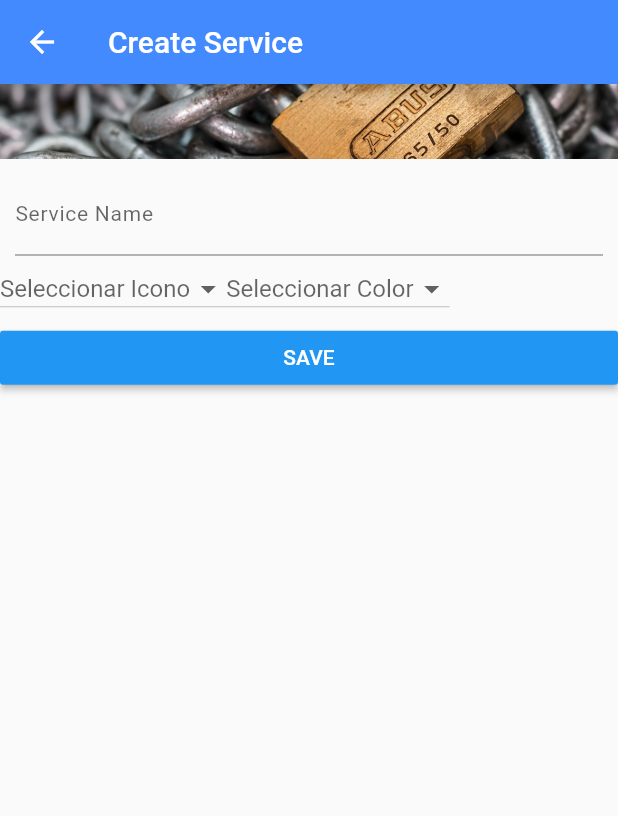
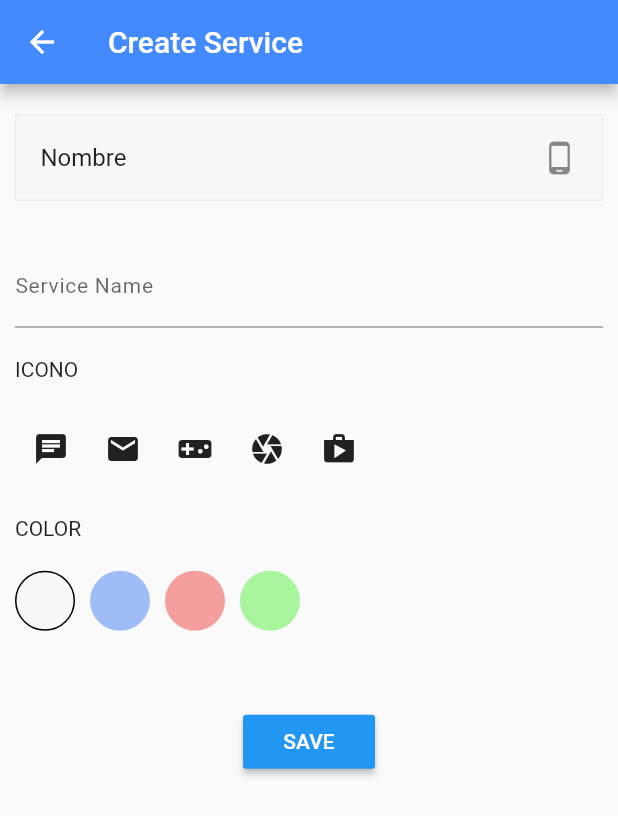
Before and after one commit to JordiiVidal/SaveZone, a Flutter app: the screen it shows after launch, after a tap on the "add" icon, on a phone screen of 412 x 824 dp. Shown: the top 816 px of the screen. Run offline on Flutter 3.47's test engine with Material 2 defaults, Android fonts, the phone set to English and light mode, and no system bars.

Commit message:
service create functionalities

```diff
--- a/lib/main.dart
+++ b/lib/main.dart
@@ -19,12 +19,33 @@ class MyApp extends StatefulWidget {
 class _MyAppState extends State<MyApp> {
 
   List<Account> _accounts = [];
+  int getColorHexFromStr(String colorStr) {
+    colorStr = "FF" + colorStr;
+    colorStr = colorStr.replaceAll("#", "");
+    int val = 0;
+    int len = colorStr.length;
+    for (int i = 0; i < len; i++) {
+      int hexDigit = colorStr.codeUnitAt(i);
+      if (hexDigit >= 48 && hexDigit <= 57) {
+        val += (hexDigit - 48) * (1 << (4 * (len - 1 - i)));
+      } else if (hexDigit >= 65 && hexDigit <= 70) {
+        // A..F
+        val += (hexDigit - 55) * (1 << (4 * (len - 1 - i)));
+      } else if (hexDigit >= 97 && hexDigit <= 102) {
+        // a..f
+        val += (hexDigit - 87) * (1 << (4 * (len - 1 - i)));
+      } else {
+        throw new FormatException("An error occurred when converting a color");
+      }
+    }
+    return val;
+  }
   List<Service> _services = [
-    Service(name: 'Gmail', icon: Icon(Icons.email), colors: Colors.red),
-    Service(name: 'Facebook', icon: Icon(Icons.chat), colors: Colors.blue),
-    Service(name: 'Instagram', icon: Icon(Icons.photo_camera), colors: Colors.brown),
-    Service(name: 'Amazon', icon: Icon(Icons.shopping_cart), colors: Colors.yellow),
-    Service(name: 'Outlook', icon: Icon(Icons.email), colors: Colors.blue)
+    Service(name: 'Gmail', icon: Icons.email, color: 1),
+    Service(name: 'Facebook', icon: Icons.chat, color: 1),
+    Service(name: 'Instagram', icon: Icons.photo_camera, color: 1),
+    Service(name: 'Amazon', icon: Icons.shopping_cart, color: 1),
+    Service(name: 'Outlook', icon: Icons.email, color: 1)
   ];
 
   void _addService(Service service) {
--- a/lib/models/service.dart
+++ b/lib/models/service.dart
@@ -3,9 +3,9 @@ import 'package:flutter/material.dart';
 class Service{
 
   final String name;
-  final Icon icon;
-  final MaterialColor colors;
+  final IconData icon;
+  final int color;
 
-  Service({@required this.name, @required this.icon,@required this.colors});
+  Service({@required this.name, @required this.icon,@required this.color});
 
 }
--- a/lib/pages/homepage.dart
+++ b/lib/pages/homepage.dart
@@ -18,10 +18,6 @@ class HomePage extends StatelessWidget {
           UserAccountsDrawerHeader(
             decoration: BoxDecoration(
               color: Colors.blueGrey,
-              /*image: DecorationImage(
-                    image: ExactAssetImage('assets/lock.jpg'),
-                    fit: BoxFit.cover,
-                  ),*/
             ),
             accountName: Text('Jordi'),
             accountEmail: Text('jordividal1997@gmail.com'),
@@ -34,21 +30,6 @@ class HomePage extends StatelessWidget {
             ),
           ),
           ServiceManger(services),
-          Divider(),
-          Container(
-            color: Colors.blueGrey,
-            padding: EdgeInsets.fromLTRB(10.0, 0.0, 10.0, 0.0),
-            child: Row(
-              mainAxisAlignment: MainAxisAlignment.spaceBetween,
-              children: <Widget>[
-                Text(
-                  'Cerrar',
-                  style: TextStyle(color: Colors.white),
-                ),
-                CloseButton()
-              ],
-            ),
-          ),
         ],
       ),
     );
--- a/lib/pages/service_create.dart
+++ b/lib/pages/service_create.dart
@@ -1,8 +1,8 @@
 import 'package:flutter/material.dart';
-import '../models/account.dart';
 import '../models/service.dart';
 
 class ServiceCreatePage extends StatefulWidget {
+
   final Function addService;
 
   ServiceCreatePage(this.addService);
@@ -15,23 +15,178 @@ class ServiceCreatePage extends StatefulWidget {
 }
 
 class _ServiceCreatePage extends State<ServiceCreatePage> {
-  String _service;
-  String _nameValue;
-  Icon _icon;
-  CircleAvatar _color;
-  List<Icon> icons = <Icon>[
-    const Icon(Icons.add_a_photo),
-    const Icon(Icons.dashboard),
-    const Icon(Icons.gamepad),
-  ];
-  List<CircleAvatar> colors = <CircleAvatar>[
-    const CircleAvatar(
-      backgroundColor: Colors.red,
+  String _nameService;
+  IconData _icon;
+  int _color;
+
+  int getColorHexFromStr(String colorStr) {
+    colorStr = "FF" + colorStr;
+    colorStr = colorStr.replaceAll("#", "");
+    int val = 0;
+    int len = colorStr.length;
+    for (int i = 0; i < len; i++) {
+      int hexDigit = colorStr.codeUnitAt(i);
+      if (hexDigit >= 48 && hexDigit <= 57) {
+        val += (hexDigit - 48) * (1 << (4 * (len - 1 - i)));
+      } else if (hexDigit >= 65 && hexDigit <= 70) {
+        // A..F
+        val += (hexDigit - 55) * (1 << (4 * (len - 1 - i)));
+      } else if (hexDigit >= 97 && hexDigit <= 102) {
+        // a..f
+        val += (hexDigit - 87) * (1 << (4 * (len - 1 - i)));
+      } else {
+        throw new FormatException("An error occurred when converting a color");
+      }
+    }
+    return val;
+  }
+
+  Widget _iconBuild() {
+    return Container(
+      margin: EdgeInsets.all(10.0),
+      height: 50.0,
+      child: ListView(
+        scrollDirection: Axis.horizontal,
+        children: <Widget>[
+          IconButton(
+            icon: Icon(Icons.chat),
+            padding: EdgeInsets.all(10.0),
+            onPressed: () {
+              setState(() {
+                _icon = Icons.chat;
+              });
+            },
           ),
-    const CircleAvatar(
-      backgroundColor: Colors.blue,
+          IconButton(
+            icon: Icon(Icons.email),
+            padding: EdgeInsets.all(10.0),
+            onPressed: () {
+              setState(() {
+                _icon = Icons.email;
+              });
+            },
+          ),
+          IconButton(
+            icon: Icon(Icons.videogame_asset),
+            padding: EdgeInsets.all(10.0),
+            onPressed: () {
+              setState(() {
+                _icon = Icons.videogame_asset;
+              });
+            },
+          ),
+          IconButton(
+            icon: Icon(Icons.camera),
+            padding: EdgeInsets.all(10.0),
+            onPressed: () {
+              setState(() {
+                _icon = Icons.camera;
+              });
+            },
+          ),
+          IconButton(
+            icon: Icon(Icons.shop),
+            padding: EdgeInsets.all(10.0),
+            onPressed: () {
+              setState(() {
+                _icon = Icons.shop;
+              });
+            },
           )
-  ];
+        ],
+      ),
+    );
+  }
+
+  Widget _colorBuild() {
+    return Container(
+      margin: EdgeInsets.all(10.0),
+      height: 40.0,
+      child: ListView(
+        scrollDirection: Axis.horizontal,
+        children: <Widget>[
+          GestureDetector(
+            onTap: () {
+              setState(() {
+                _color = getColorHexFromStr('#f7f7f7');
+              });
+            },
+            child: Container(
+              width: 40.0,
+              height: 40.0,
+              decoration: BoxDecoration(
+                border: Border.all(color: Colors.black,),
+                borderRadius: BorderRadius.circular(20.0),
+                color: Color(
+                  getColorHexFromStr('#f7f7f7'),
+                ),
+              ),
+            ),
+          ),
+          SizedBox(
+            width: 10.0,
+          ),
+          GestureDetector(
+            onTap: () {
+              setState(() {
+                _color = getColorHexFromStr('#9ebcf5');
+              });
+            },
+            child: Container(
+              width: 40.0,
+              height: 40.0,
+              decoration: BoxDecoration(
+                borderRadius: BorderRadius.circular(20.0),
+                color: Color(
+                  getColorHexFromStr('#9ebcf5'),
+                ),
+              ),
+            ),
+          ),
+          SizedBox(
+            width: 10.0,
+          ),
+          GestureDetector(
+            onTap: () {
+              setState(() {
+                _color = getColorHexFromStr('#f59e9e');
+              });
+            },
+            child: Container(
+              width: 40.0,
+              height: 40.0,
+              decoration: BoxDecoration(
+                borderRadius: BorderRadius.circular(20.0),
+                color: Color(
+                  getColorHexFromStr('#f59e9e'),
+                ),
+              ),
+            ),
+          ),
+           SizedBox(
+            width: 10.0,
+          ),
+          GestureDetector(
+            onTap: () {
+              setState(() {
+                _color = getColorHexFromStr('#a8f59e');
+              });
+            },
+            child: Container(
+              width: 40.0,
+              height: 40.0,
+              decoration: BoxDecoration(
+                borderRadius: BorderRadius.circular(20.0),
+                color: Color(
+                  getColorHexFromStr('#a8f59e'),
+                ),
+              ),
+            ),
+          ),
+        ],
+      ),
+    );
+  }
 
   @override
   Widget build(BuildContext context) {
@@ -44,13 +199,42 @@ class _ServiceCreatePage extends State<ServiceCreatePage> {
         child: ListView(
           children: <Widget>[
             Container(
-              child: null,
-              height: 50.0,
               decoration: BoxDecoration(
-                image: new DecorationImage(
-                  image: new AssetImage("assets/lock.jpg"),
-                  fit: BoxFit.cover,
+                color: Color(
+                   _color == null ? getColorHexFromStr('#f7f7f7') : _color,
                 ),
+                border: Border(
+                  bottom: BorderSide(
+                    color: Color(
+                      getColorHexFromStr('#ededed'),
+                    ),
+                  ),
+                  left: BorderSide(
+                    color: Color(
+                      getColorHexFromStr('#ededed'),
+                    ),
+                  ),
+                  top: BorderSide(
+                    color: Color(
+                      getColorHexFromStr('#ededed'),
+                    ),
+                  ),
+                  right: BorderSide(
+                    color: Color(
+                      getColorHexFromStr('#ededed'),
+                    ),
+                  ),
+                ),
+              ),
+              margin: EdgeInsets.fromLTRB(10.0, 20.0, 10.0, 20.0),
+              child: ListTile(
+                title: Text(
+                  _nameService == null ? 'Nombre' : _nameService,
+                ),
+                trailing: Icon(
+                  _icon == null ? Icons.phone_android : _icon,
+                ),
+                onTap: () => {},
               ),
             ),
             Container(
@@ -66,54 +250,27 @@ class _ServiceCreatePage extends State<ServiceCreatePage> {
                 ),
                 onChanged: (String value) {
                   setState(() {
-                    _nameValue = value;
+                    _nameService = value;
                   });
                 },
               ),
             ),
-            Container(
-              child: Row(
+            Padding(
+              padding: EdgeInsets.all(10.0),
+              child: Text('ICONO'),
+            ),
+            _iconBuild(),
+            Padding(
+              padding: EdgeInsets.all(10.0),
+              child: Text('COLOR'),
+            ),
+            _colorBuild(),
+            SizedBox(
+              height: 40.0,
+            ),
+            Row(
+              mainAxisAlignment: MainAxisAlignment.center,
               children: <Widget>[
-                  DropdownButton<Icon>(
-                    isDense: true,
-                    hint: Text('Seleccionar Icono'),
-                    items: icons.map((Icon icon) {
-                      return DropdownMenuItem<Icon>(
-                        value: icon,
-                        child: icon,
-                      );
-                    }).toList(),
-                    onChanged: (Icon icon) {
-                      setState(() {
-                        if (icon != _icon) {
-                          _icon = icon;
-                        }
-                      });
-                    },
-                    value: _icon == null ? null : _icon,
-                  ),
-                  DropdownButton<CircleAvatar>(
-                    isDense: true,
-                    onChanged: (CircleAvatar color) {
-                      setState(() {
-                        _color = color;
-                      });
-                    },
-                    hint: Text('Seleccionar Color'),
-                    value: _color == null ? null : _color,
-                    items: colors.map((CircleAvatar color) {
-                      return DropdownMenuItem<CircleAvatar>(
-                        value: color,
-                        child: color,
-                      );
-                    }).toList(),
-                  ),
-                ],
-              ),
-            ),
-            SizedBox(
-              height: 10.0,
-            ),
                 RaisedButton(
                   child: Text(
                     'SAVE',
@@ -122,13 +279,17 @@ class _ServiceCreatePage extends State<ServiceCreatePage> {
                   color: Theme.of(context).accentColor,
                   onPressed: () {
                     final Service service = Service(
-                  name: _nameValue,
+                      name: _nameService,
+                      color: _color,
+                      icon: _icon
                     );
                     widget.addService(service);
                     Navigator.pop(context);
                   },
                 ),
               ],
+            )
+          ],
         ),
       ),
     );
--- a/lib/service_manager.dart
+++ b/lib/service_manager.dart
@@ -12,7 +12,6 @@ class ServiceManger extends StatelessWidget {
     return Container(
       alignment: Alignment.topCenter,
       child: Services(services),
-      height: 350.0,
     );
   }
 }
--- a/lib/services.dart
+++ b/lib/services.dart
@@ -13,12 +13,13 @@ class Services extends StatelessWidget {
         style: TextStyle(color: Colors.grey[600]),
       ),
       trailing:
-        _services[index].icon,
+        Icon(_services[index].icon),
     );
   }
 
   Widget _builServicesList() {
     Widget serviceCard = ListView.builder(
+      shrinkWrap: true,
       itemBuilder: _buildServiceItem,
       itemCount: _services.length,
     );
```
Lines whose indentation alone changed are shown as unchanged.
